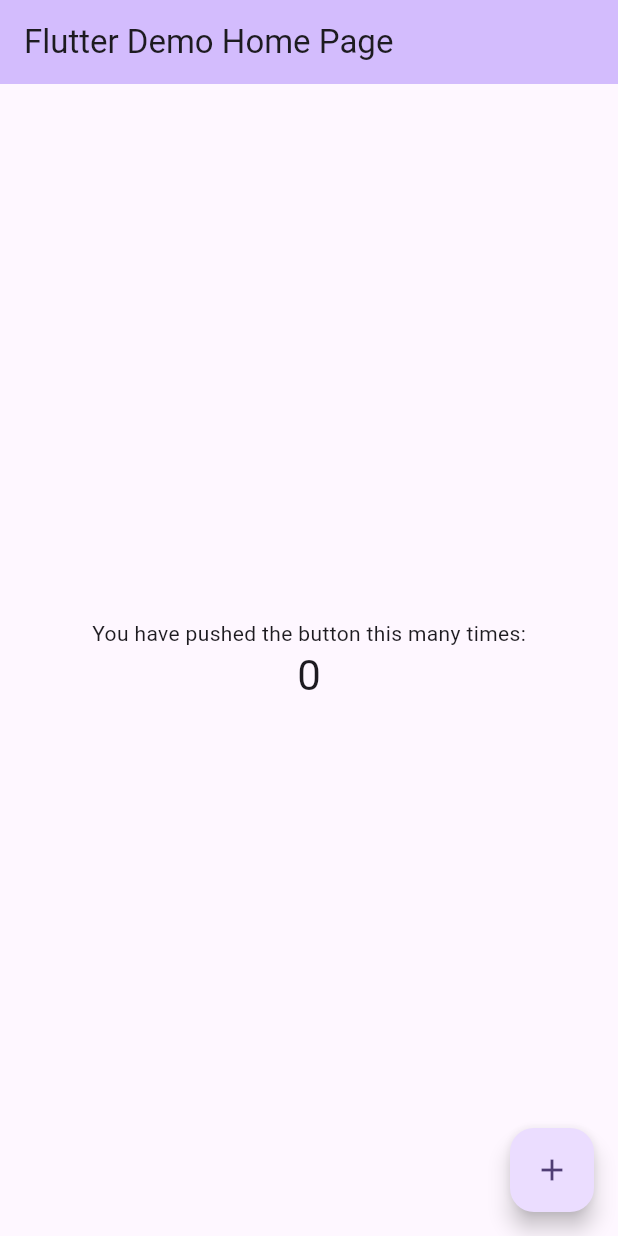
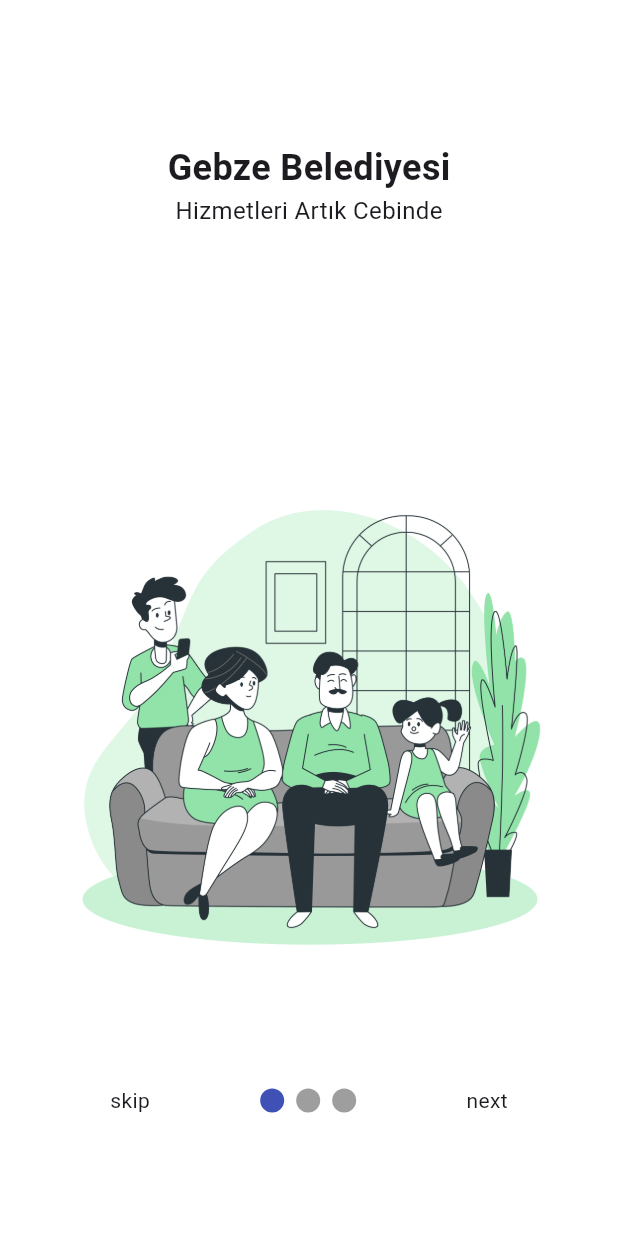
Before and after one commit to Arifcngk/I-KENT-Cloud, a Flutter app: the screen it shows after launch, on a phone screen of 412 x 824 dp. Run offline on Flutter 3.47's test engine with Material 3 defaults, Android fonts, the phone set to English and light mode, and no system bars; drawn by our look-alikes of smooth_page_indicator; our stand-ins replace google_fonts.

Commit message:
intro pages added

```diff
--- a/lib/main.dart
+++ b/lib/main.dart
@@ -1,3 +1,4 @@
+import 'package:e_belediyecilik/screens/welcome_page.dart';
 import 'package:flutter/material.dart';
 
 void main() {
@@ -7,119 +8,12 @@ void main() {
 class MyApp extends StatelessWidget {
   const MyApp({super.key});
 
-  // This widget is the root of your application.
   @override
   Widget build(BuildContext context) {
     return MaterialApp(
       title: 'Flutter Demo',
-      theme: ThemeData(
-        // This is the theme of your application.
-        //
-        // TRY THIS: Try running your application with "flutter run". You'll see
-        // the application has a blue toolbar. Then, without quitting the app,
-        // try changing the seedColor in the colorScheme below to Colors.green
-        // and then invoke "hot reload" (save your changes or press the "hot
-        // reload" button in a Flutter-supported IDE, or press "r" if you used
-        // the command line to start the app).
-        //
-        // Notice that the counter didn't reset back to zero; the application
-        // state is not lost during the reload. To reset the state, use hot
-        // restart instead.
-        //
-        // This works for code too, not just values: Most code changes can be
-        // tested with just a hot reload.
-        colorScheme: ColorScheme.fromSeed(seedColor: Colors.deepPurple),
-        useMaterial3: true,
-      ),
-      home: const MyHomePage(title: 'Flutter Demo Home Page'),
+      debugShowCheckedModeBanner: false,
+      home: WelcomePage(),
     );
   }
 }
-
-class MyHomePage extends StatefulWidget {
-  const MyHomePage({super.key, required this.title});
-
-  // This widget is the home page of your application. It is stateful, meaning
-  // that it has a State object (defined below) that contains fields that affect
-  // how it looks.
-
-  // This class is the configuration for the state. It holds the values (in this
-  // case the title) provided by the parent (in this case the App widget) and
-  // used by the build method of the State. Fields in a Widget subclass are
-  // always marked "final".
-
-  final String title;
-
-  @override
-  State<MyHomePage> createState() => _MyHomePageState();
-}
-
-class _MyHomePageState extends State<MyHomePage> {
-  int _counter = 0;
-
-  void _incrementCounter() {
-    setState(() {
-      // This call to setState tells the Flutter framework that something has
-      // changed in this State, which causes it to rerun the build method below
-      // so that the display can reflect the updated values. If we changed
-      // _counter without calling setState(), then the build method would not be
-      // called again, and so nothing would appear to happen.
-      _counter++;
-    });
-  }
-
-  @override
-  Widget build(BuildContext context) {
-    // This method is rerun every time setState is called, for instance as done
-    // by the _incrementCounter method above.
-    //
-    // The Flutter framework has been optimized to make rerunning build methods
-    // fast, so that you can just rebuild anything that needs updating rather
-    // than having to individually change instances of widgets.
-    return Scaffold(
-      appBar: AppBar(
-        // TRY THIS: Try changing the color here to a specific color (to
-        // Colors.amber, perhaps?) and trigger a hot reload to see the AppBar
-        // change color while the other colors stay the same.
-        backgroundColor: Theme.of(context).colorScheme.inversePrimary,
-        // Here we take the value from the MyHomePage object that was created by
-        // the App.build method, and use it to set our appbar title.
-        title: Text(widget.title),
-      ),
-      body: Center(
-        // Center is a layout widget. It takes a single child and positions it
-        // in the middle of the parent.
-        child: Column(
-          // Column is also a layout widget. It takes a list of children and
-          // arranges them vertically. By default, it sizes itself to fit its
-          // children horizontally, and tries to be as tall as its parent.
-          //
-          // Column has various properties to control how it sizes itself and
-          // how it positions its children. Here we use mainAxisAlignment to
-          // center the children vertically; the main axis here is the vertical
-          // axis because Columns are vertical (the cross axis would be
-          // horizontal).
-          //
-          // TRY THIS: Invoke "debug painting" (choose the "Toggle Debug Paint"
-          // action in the IDE, or press "p" in the console), to see the
-          // wireframe for each widget.
-          mainAxisAlignment: MainAxisAlignment.center,
-          children: <Widget>[
-            const Text(
-              'You have pushed the button this many times:',
-            ),
-            Text(
-              '$_counter',
-              style: Theme.of(context).textTheme.headlineMedium,
-            ),
-          ],
-        ),
-      ),
-      floatingActionButton: FloatingActionButton(
-        onPressed: _incrementCounter,
-        tooltip: 'Increment',
-        child: const Icon(Icons.add),
-      ), // This trailing comma makes auto-formatting nicer for build methods.
-    );
-  }
-}
--- a/lib/screens/intro_pages/intro_page_1.dart
+++ b/lib/screens/intro_pages/intro_page_1.dart
@@ -0,0 +1,41 @@
+import 'package:flutter/material.dart';
+
+class IntroPage1 extends StatelessWidget {
+  @override
+  Widget build(BuildContext context) {
+    return Scaffold(
+      backgroundColor: Colors.white,
+      body: SafeArea(
+        child: Center(
+          child: Column(
+            mainAxisAlignment: MainAxisAlignment.center,
+            crossAxisAlignment: CrossAxisAlignment.center,
+            children: [
+              SizedBox(
+                height: MediaQuery.of(context).size.height * 0.1,
+              ), // Metnin boşluk değeri
+              Text(
+                "Gebze Belediyesi",
+                style: TextStyle(
+                  fontSize: 24,
+                  fontWeight: FontWeight.bold,
+                ),
+              ),
+              Text(
+                "Hizmetleri Artık Cebinde",
+                style: TextStyle(
+                  fontSize: 16,
+                ),
+              ),
+              SizedBox(
+                width: MediaQuery.of(context).size.width * 0.8,
+                height: MediaQuery.of(context).size.height * 0.8,
+                child: Image.asset("img/intro.png"),
+              ),
+            ],
+          ),
+        ),
+      ),
+    );
+  }
+}
--- a/lib/screens/welcome_page.dart
+++ b/lib/screens/welcome_page.dart
@@ -0,0 +1,77 @@
+import 'package:e_belediyecilik/screens/home_page.dart';
+import 'package:e_belediyecilik/screens/intro_pages/intro_page_1.dart';
+import 'package:e_belediyecilik/screens/intro_pages/intro_page_2.dart';
+import 'package:e_belediyecilik/screens/intro_pages/intro_page_3.dart';
+import 'package:e_belediyecilik/screens/login_page.dart';
+import 'package:flutter/cupertino.dart';
+import 'package:flutter/material.dart';
+import 'package:smooth_page_indicator/smooth_page_indicator.dart';
+
+class WelcomePage extends StatefulWidget {
+  const WelcomePage({super.key});
+
+  @override
+  State<WelcomePage> createState() => _WelcomePageState();
+}
+
+class _WelcomePageState extends State<WelcomePage> {
+  PageController _controller = PageController();
+  bool onLastPage = false;
+  @override
+  Widget build(BuildContext context) {
+    return Scaffold(
+      body: Stack(
+        children: [
+          PageView(
+            controller: _controller,
+            onPageChanged: (index) {
+              setState(() {
+                onLastPage = (index == 2);
+              });
+            },
+            children: [
+              IntroPage1(),
+              IntroPage2(),
+              IntroPage3(),
+            ],
+          ),
+          Container(
+              alignment: Alignment(0, 0.80),
+              child: Row(
+                mainAxisAlignment: MainAxisAlignment.spaceEvenly,
+                children: [
+                  GestureDetector(
+                    onTap: () {
+                      _controller.jumpToPage(2);
+                    },
+                    child: Text("skip"),
+                  ),
+                  SmoothPageIndicator(controller: _controller, count: 3),
+                  onLastPage
+                      ? GestureDetector(
+                          onTap: () {
+                            Navigator.push(
+                              context,
+                              MaterialPageRoute(
+                                builder: (context) {
+                                  return LoginPage();
+                                },
+                              ),
+                            );
+                          },
+                          child: Text("done"))
+                      : GestureDetector(
+                          onTap: () {
+                            _controller.nextPage(
+                              duration: Duration(milliseconds: 500),
+                              curve: Curves.easeIn,
+                            );
+                          },
+                          child: Text("next")),
+                ],
+              ))
+        ],
+      ),
+    );
+  }
+}
--- a/lib/widget/app_text.dart
+++ b/lib/widget/app_text.dart
@@ -1,4 +1,5 @@
 import 'package:flutter/cupertino.dart';
+import 'package:google_fonts/google_fonts.dart';
 
 class AppText extends StatelessWidget {
   double size;
--- a/lib/widget/responsive_btn.dart
+++ b/lib/widget/responsive_btn.dart
@@ -1,8 +1,8 @@
-
 import 'package:flutter/cupertino.dart';
 import 'package:flutter/material.dart';
 import 'package:e_belediyecilik/misc/colors.dart';
 import 'package:e_belediyecilik/widget/app_text.dart';
+
 class ResponsiveButton extends StatelessWidget {
   bool? isResponsive;
   double? width;
@@ -21,7 +21,7 @@ class ResponsiveButton extends StatelessWidget {
         height: 56,
         decoration: BoxDecoration(
           borderRadius: BorderRadius.circular(10),
-          color: AppColors.mainColor,
+          color: AppColors.blueColor,
         ),
         child: Row(
           mainAxisAlignment: MainAxisAlignment.center,
--- a/pubspec.yaml
+++ b/pubspec.yaml
@@ -36,6 +36,7 @@ dependencies:
   # Use with the CupertinoIcons class for iOS style icons.
   cupertino_icons: ^1.0.2
   google_fonts: ^6.2.0
+  smooth_page_indicator: ^1.0.0
 
 dev_dependencies:
   flutter_test:
@@ -60,8 +61,8 @@ flutter:
   uses-material-design: true
 
   # To add assets to your application, add an assets section, like this:
-  # assets:
-  #   - images/a_dot_burr.jpeg
+  assets:
+    - img/
   #   - images/a_dot_ham.jpeg
 
   # An image asset can refer to one or more resolution-specific "variants", see
```
Also changed, not shown: lib/misc/colors.dart (+6 -6 lines), lib/screens/home_page.dart (+15 -0 lines), lib/screens/intro_pages/intro_page_2.dart (+42 -0 lines), lib/screens/intro_pages/intro_page_3.dart (+42 -0 lines), lib/screens/login_page.dart (+15 -0 lines), pubspec.lock.
